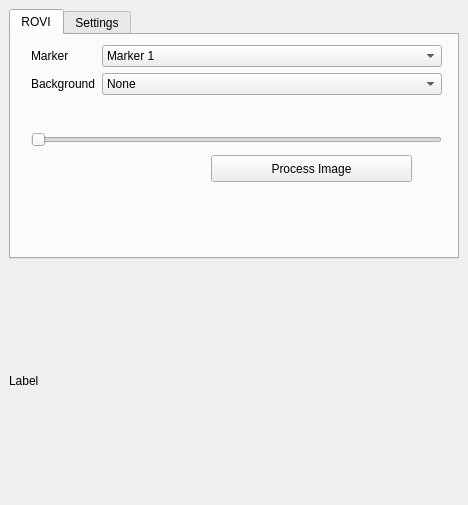
Above: finalProject/SamplePluginPA10/src/SamplePlugin.ui from niive12/rovi before the change. Below: the same form after it.
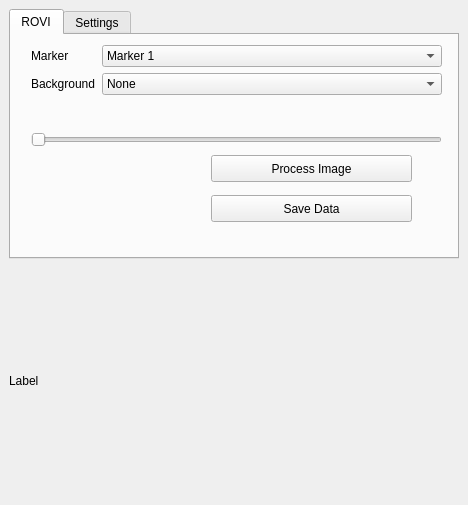
That is the form after the change.

Commit message: report updated and plugin slightly modified to save test results

What changed in the file:
```diff
--- a/finalProject/SamplePluginPA10/src/SamplePlugin.ui
+++ b/finalProject/SamplePluginPA10/src/SamplePlugin.ui
@@ -180,6 +180,19 @@
          </item>
         </layout>
        </widget>
+       <widget class="QPushButton" name="_btn_rovi_saveData">
+        <property name="geometry">
+         <rect>
+          <x>200</x>
+          <y>160</y>
+          <width>201</width>
+          <height>27</height>
+         </rect>
+        </property>
+        <property name="text">
+         <string>Save Data</string>
+        </property>
+       </widget>
       </widget>
       <widget class="QWidget" name="tab_3">
        <attribute name="title">
```
The commit also changes 5 other files.
